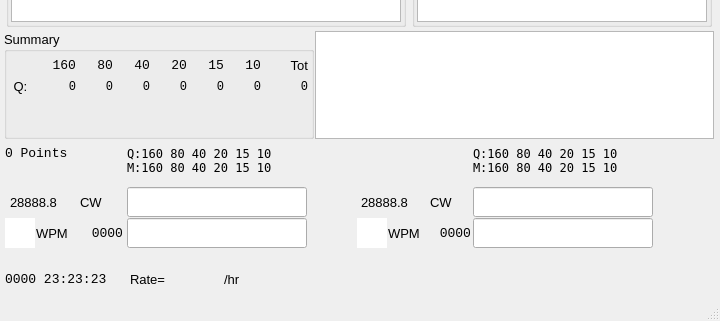
Above: so2sdr/so2sdr.ui from n4ogw/so2sdr before the change; both pictures show x 0 to 720 and y 258 to 579 of the 720 by 579 pixel window. Below: the same form after it.
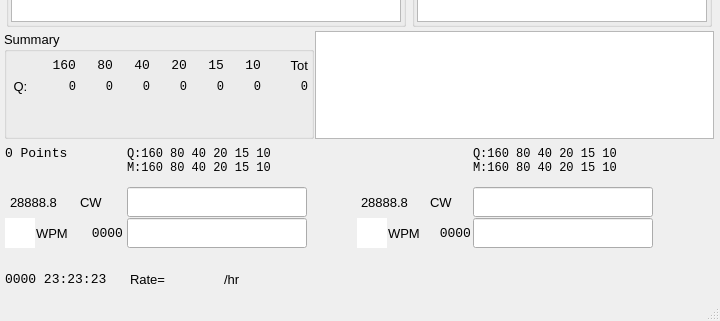
That is the form after the change. Custom widgets are drawn as their Qt base class.

```diff
--- a/so2sdr/so2sdr.ui
+++ b/so2sdr/so2sdr.ui
@@ -1796,7 +1796,7 @@
           </property>
           <property name="font">
            <font>
-            <family>Bitstream Vera Sans Mono</family>
+            <family>Monospace</family>
             <pointsize>9</pointsize>
            </font>
           </property>
@@ -1827,7 +1827,7 @@
           </property>
           <property name="font">
            <font>
-            <family>Bitstream Vera Sans Mono</family>
+            <family>Monospace</family>
             <pointsize>9</pointsize>
            </font>
           </property>
@@ -1858,7 +1858,7 @@
           </property>
           <property name="font">
            <font>
-            <family>Bitstream Vera Sans Mono</family>
+            <family>Monospace</family>
             <pointsize>9</pointsize>
            </font>
           </property>
@@ -1889,7 +1889,7 @@
           </property>
           <property name="font">
            <font>
-            <family>Bitstream Vera Sans Mono</family>
+            <family>Monospace</family>
             <pointsize>9</pointsize>
            </font>
           </property>
```
Left out of the diff: 16 changed lines with no effect on the pictures.
